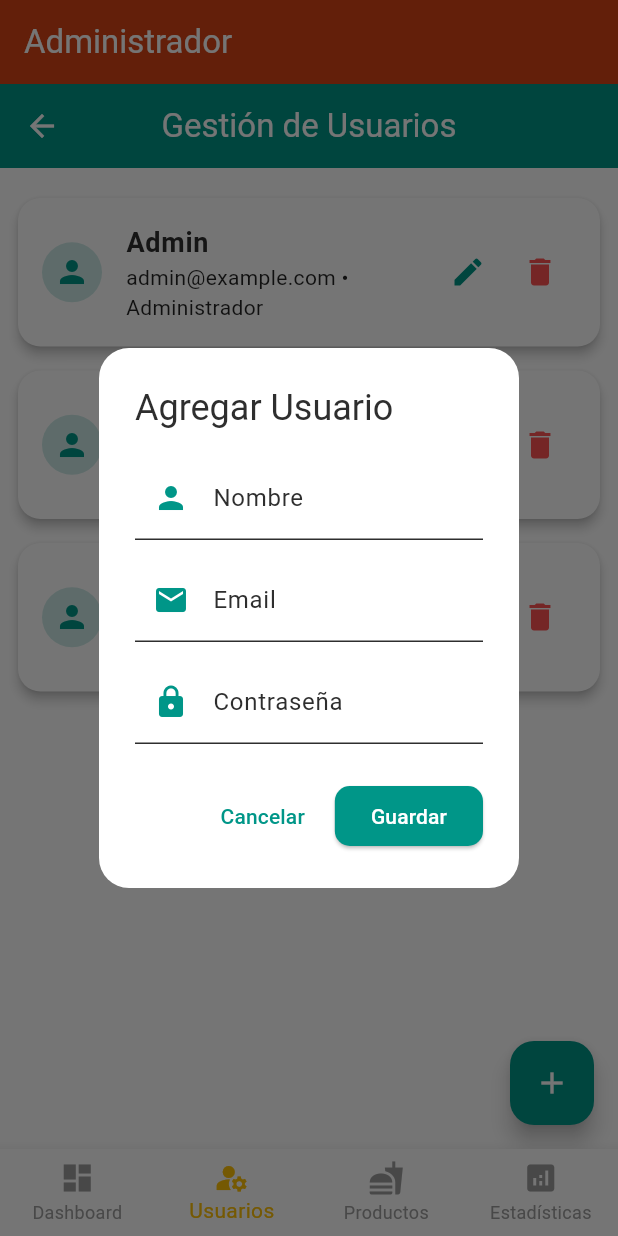
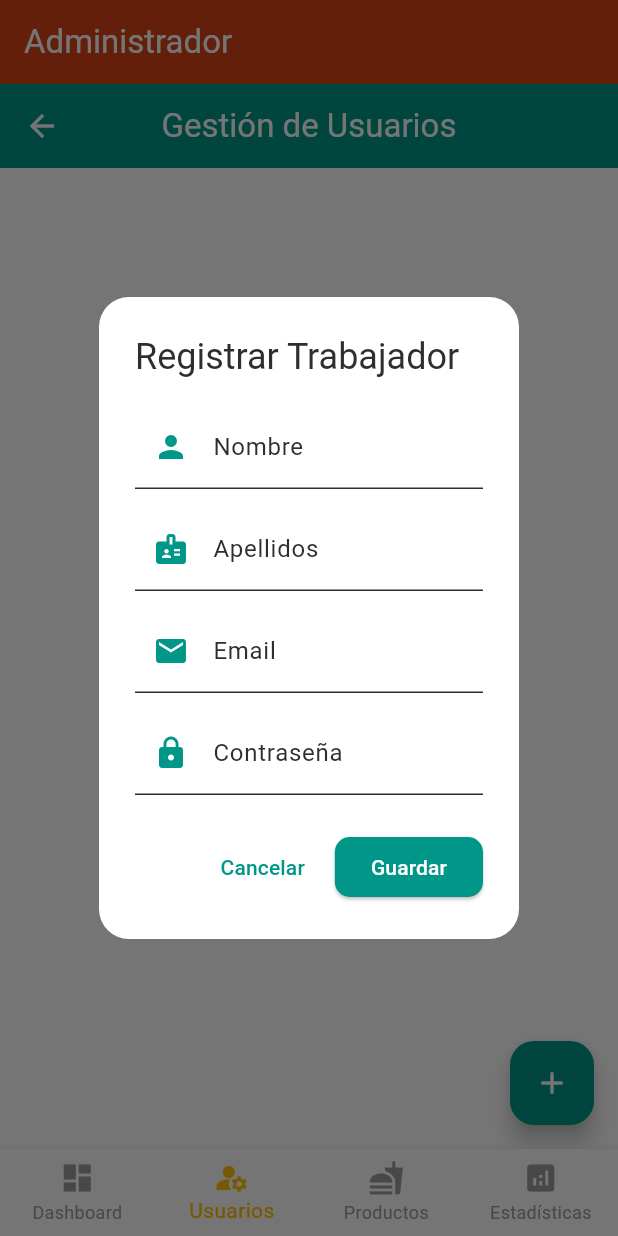
Before and after one commit to ArturoMD7/fast_order, a Flutter app: the UserManagementScreen screen opened by its route, after a tap on the "add" icon, on a phone screen of 412 x 824 dp. Run offline on Flutter 3.47's test engine with Material 3 defaults, Android fonts, the light colour scheme and no system bars; our stand-ins replace fl_chart, flutter_dotenv, qr_flutter, supabase_flutter; missing offline and left inert: mobile_scanner; accounts and stored records are empty.

Commit message:
worker registration

```diff
--- a/lib/screens/admin/user_management_screen.dart
+++ b/lib/screens/admin/user_management_screen.dart
@@ -1,17 +1,11 @@
 import 'package:flutter/material.dart';
+import 'package:supabase_flutter/supabase_flutter.dart';
 
 class UserManagementScreen extends StatelessWidget {
   const UserManagementScreen({super.key});
 
   @override
   Widget build(BuildContext context) {
-    // Datos de ejemplo
-    final users = [
-      {'id': '1', 'name': 'Admin', 'email': 'admin@example.com', 'role': 'admin'},
-      {'id': '2', 'name': 'Mesero 1', 'email': 'mesero1@example.com', 'role': 'worker'},
-      {'id': '3', 'name': 'Cliente 1', 'email': 'cliente1@example.com', 'role': 'client'},
-    ];
-
     final primaryColor = Colors.teal;
 
     return Scaffold(
@@ -21,54 +15,11 @@ class UserManagementScreen extends StatelessWidget {
         centerTitle: true,
         elevation: 0,
       ),
-      body: ListView.builder(
-        padding: const EdgeInsets.symmetric(vertical: 12, horizontal: 12),
-        itemCount: users.length,
-        itemBuilder: (context, index) {
-          final user = users[index];
-          return Card(
-            shape: RoundedRectangleBorder(borderRadius: BorderRadius.circular(15)),
-            elevation: 3,
-            margin: const EdgeInsets.symmetric(vertical: 8),
-            child: ListTile(
-              contentPadding: const EdgeInsets.symmetric(vertical: 8, horizontal: 16),
-              leading: CircleAvatar(
-                backgroundColor: primaryColor.withOpacity(0.2),
-                child: Icon(
-                  Icons.person,
-                  color: primaryColor,
+      body: const Center(
+        child: Text(
+          'Aquí iría la lista de usuarios...',
+          style: TextStyle(fontSize: 16),
         ),
-              ),
-              title: Text(
-                user['name']!,
-                style: const TextStyle(fontWeight: FontWeight.bold, fontSize: 18),
-              ),
-              subtitle: Text(
-                '${user['email']} • ${_roleLabel(user['role']!)}',
-                style: const TextStyle(fontSize: 14, color: Colors.black87),
-              ),
-              trailing: Row(
-                mainAxisSize: MainAxisSize.min,
-                children: [
-                  IconButton(
-                    icon: Icon(Icons.edit, color: primaryColor),
-                    tooltip: 'Editar usuario',
-                    onPressed: () {
-                      // Lógica para editar usuario
-                    },
-                  ),
-                  IconButton(
-                    icon: Icon(Icons.delete, color: Colors.redAccent),
-                    tooltip: 'Eliminar usuario',
-                    onPressed: () {
-                      // Lógica para eliminar usuario
-                    },
-                  ),
-                ],
-              ),
-            ),
-          );
-        },
       ),
       floatingActionButton: FloatingActionButton(
         backgroundColor: primaryColor,
@@ -78,29 +29,97 @@ class UserManagementScreen extends StatelessWidget {
     );
   }
 
-  static String _roleLabel(String role) {
-    switch (role) {
-      case 'admin':
-        return 'Administrador';
-      case 'worker':
-        return 'Trabajador';
-      case 'client':
-        return 'Cliente';
-      default:
-        return role;
-    }
-  }
+  void _showAddUserDialog(BuildContext context, Color primaryColor) {
+    final supabase = Supabase.instance.client;
 
-  void _showAddUserDialog(BuildContext context, Color primaryColor) {
     final nameController = TextEditingController();
+    final lastNameController = TextEditingController();
     final emailController = TextEditingController();
     final passwordController = TextEditingController();
+    bool isLoading = false;
 
     showDialog(
       context: context,
       builder: (context) {
+        return StatefulBuilder(
+          builder: (context, setState) {
+            Future<void> _saveUser() async {
+              if (nameController.text.trim().isEmpty ||
+                  lastNameController.text.trim().isEmpty ||
+                  emailController.text.trim().isEmpty ||
+                  passwordController.text.isEmpty) {
+                ScaffoldMessenger.of(context).showSnackBar(
+                  const SnackBar(
+                    content: Text('¡Todos los campos son obligatorios!'),
+                    backgroundColor: Colors.red,
+                  ),
+                );
+                return;
+              }
+
+              setState(() => isLoading = true);
+
+              try {
+                // 1️⃣ Crear usuario en autenticación
+                final authResponse = await supabase.auth.signUp(
+                  email: emailController.text.trim(),
+                  password: passwordController.text.trim(),
+                );
+
+                if (authResponse.user == null) {
+                  throw Exception('No se pudo crear el usuario en autenticación.');
+                }
+
+                final userId = authResponse.user!.id;
+
+                // 2️⃣ Insertar en tabla Usuarios con rol fijo "trabajador"
+                await supabase.from('Usuarios').insert({
+                  'id': userId,
+                  'nombre': nameController.text.trim(),
+                  'apellidos': lastNameController.text.trim(),
+                  'email': emailController.text.trim(),
+                  'contrasena': passwordController.text,
+                  'rol': 'trabajador', // <-- CAMBIO
+                  'created_at': DateTime.now().toIso8601String(),
+                });
+
+                if (context.mounted) {
+                  Navigator.pop(context); // Cierra modal
+                  ScaffoldMessenger.of(context).showSnackBar(
+                    const SnackBar(
+                      content: Text('Trabajador registrado correctamente'),
+                      backgroundColor: Colors.green,
+                      duration: Duration(seconds: 3),
+                    ),
+                  );
+                }
+              } on AuthException catch (e) {
+                if (context.mounted) {
+                  ScaffoldMessenger.of(context).showSnackBar(
+                    SnackBar(content: Text('Error de autenticación: ${e.message}'), backgroundColor: Colors.red),
+                  );
+                }
+              } on PostgrestException catch (e) {
+                if (context.mounted) {
+                  ScaffoldMessenger.of(context).showSnackBar(
+                    SnackBar(content: Text('Error en base de datos: ${e.message}'), backgroundColor: Colors.red),
+                  );
+                }
+              } catch (e) {
+                if (context.mounted) {
+                  ScaffoldMessenger.of(context).showSnackBar(
+                    SnackBar(content: Text('Error inesperado: $e'), backgroundColor: Colors.red),
+                  );
+                }
+              } finally {
+                if (context.mounted) {
+                  setState(() => isLoading = false);
+                }
+              }
+            }
+
             return AlertDialog(
-          title: const Text('Agregar Usuario'),
+              title: const Text('Registrar Trabajador'),
               shape: RoundedRectangleBorder(borderRadius: BorderRadius.circular(20)),
               content: SingleChildScrollView(
                 child: Column(
@@ -111,6 +130,14 @@ class UserManagementScreen extends StatelessWidget {
                       decoration: InputDecoration(
                         labelText: 'Nombre',
                         prefixIcon: Icon(Icons.person, color: primaryColor),
+                      ),
+                    ),
+                    const SizedBox(height: 12),
+                    TextField(
+                      controller: lastNameController,
+                      decoration: InputDecoration(
+                        labelText: 'Apellidos',
+                        prefixIcon: Icon(Icons.badge, color: primaryColor),
                       ),
                     ),
                     const SizedBox(height: 12),
@@ -137,25 +164,26 @@ class UserManagementScreen extends StatelessWidget {
               actions: [
                 TextButton(
                   onPressed: () => Navigator.pop(context),
-              child: Text(
-                'Cancelar',
-                style: TextStyle(color: primaryColor),
-              ),
+                  child: Text('Cancelar', style: TextStyle(color: primaryColor)),
                 ),
                 ElevatedButton(
                   style: ElevatedButton.styleFrom(
                     backgroundColor: primaryColor,
                     shape: RoundedRectangleBorder(borderRadius: BorderRadius.circular(10)),
                   ),
-              onPressed: () {
-                // Aquí agregarías la lógica para guardar el usuario
-                Navigator.pop(context);
-              },
-              child: const Text('Guardar'),
+                  onPressed: isLoading ? null : _saveUser,
+                  child: isLoading
+                      ? const SizedBox(
+                          width: 20, height: 20,
+                          child: CircularProgressIndicator(color: Colors.white, strokeWidth: 2),
+                        )
+                      : const Text('Guardar'),
                 ),
               ],
             );
           },
         );
+      },
+    );
   }
 }
```
Lines whose indentation alone changed are shown as unchanged.
